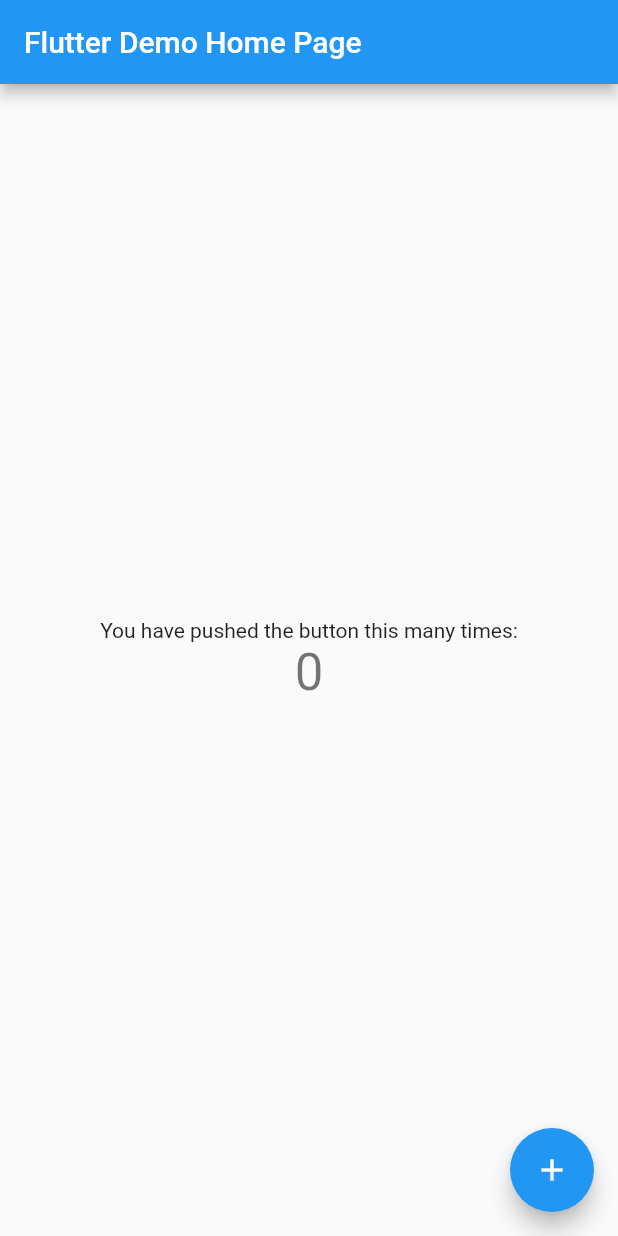
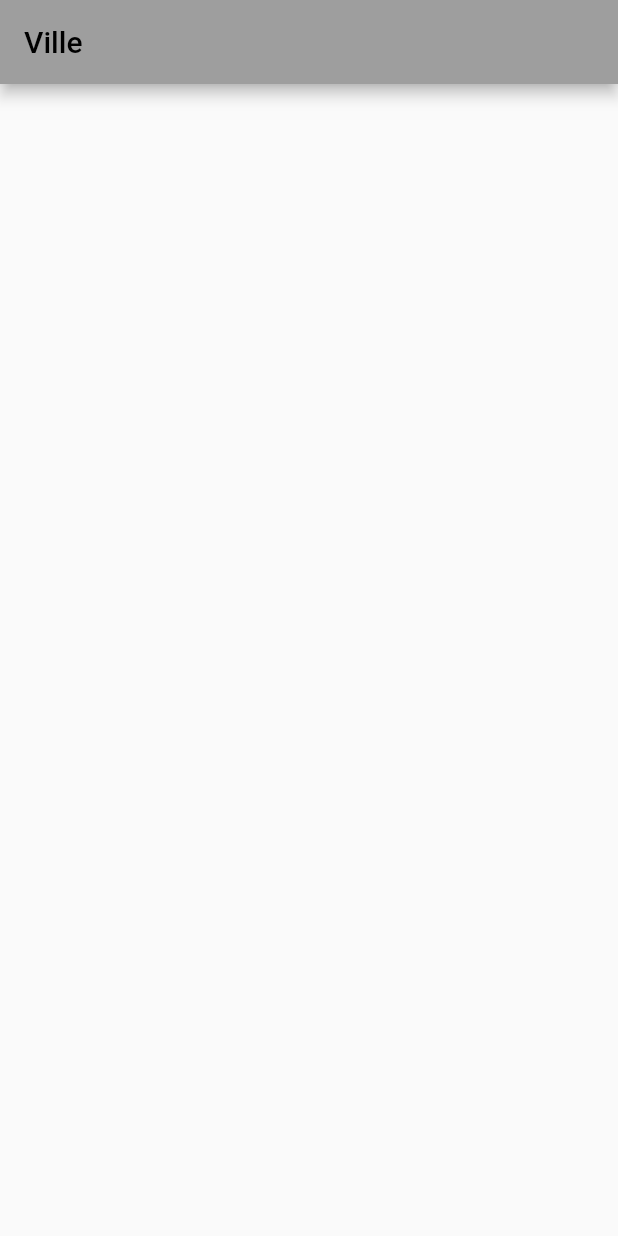
Before and after one commit to FrasKc/MeteoR-Flutter, a Flutter app: the screen it shows after launch, on a phone screen of 412 x 824 dp. Run offline on Flutter 3.47's test engine with Material 2 defaults, Android fonts, the phone set to English and light mode, and no system bars.

Commit message:
feat:HomePage

```diff
--- a/lib/main.dart
+++ b/lib/main.dart
@@ -1,4 +1,5 @@
 import 'package:flutter/material.dart';
+import 'package:meteor/pages/home.dart';
 
 void main() {
   runApp(const MyApp());
@@ -7,40 +8,19 @@
 class MyApp extends StatelessWidget {
   const MyApp({Key? key}) : super(key: key);
 
-  // This widget is the root of your application.
   @override
   Widget build(BuildContext context) {
     return MaterialApp(
-      title: 'Flutter Demo',
-      theme: ThemeData(
-        // This is the theme of your application.
-        //
-        // Try running your application with "flutter run". You'll see the
-        // application has a blue toolbar. Then, without quitting the app, try
-        // changing the primarySwatch below to Colors.green and then invoke
-        // "hot reload" (press "r" in the console where you ran "flutter run",
-        // or simply save your changes to "hot reload" in a Flutter IDE).
-        // Notice that the counter didn't reset back to zero; the application
-        // is not restarted.
-        primarySwatch: Colors.blue,
-      ),
-      home: const MyHomePage(title: 'Flutter Demo Home Page'),
+      debugShowCheckedModeBanner: false,
+      title: 'MeteoR',
+      theme: ThemeData(primarySwatch: Colors.grey, primaryColor: Colors.white),
+      home: const HomePage(),
     );
   }
 }
 
 class MyHomePage extends StatefulWidget {
   const MyHomePage({Key? key, required this.title}) : super(key: key);
-
-  // This widget is the home page of your application. It is stateful, meaning
-  // that it has a State object (defined below) that contains fields that affect
-  // how it looks.
-
-  // This class is the configuration for the state. It holds the values (in this
-  // case the title) provided by the parent (in this case the App widget) and
-  // used by the build method of the State. Fields in a Widget subclass are
-  // always marked "final".
-
   final String title;
 
   @override
@@ -48,68 +28,17 @@
 }
 
 class _MyHomePageState extends State<MyHomePage> {
-  int _counter = 0;
-
-  void _incrementCounter() {
-    setState(() {
-      // This call to setState tells the Flutter framework that something has
-      // changed in this State, which causes it to rerun the build method below
-      // so that the display can reflect the updated values. If we changed
-      // _counter without calling setState(), then the build method would not be
-      // called again, and so nothing would appear to happen.
-      _counter++;
-    });
-  }
-
   @override
   Widget build(BuildContext context) {
-    // This method is rerun every time setState is called, for instance as done
-    // by the _incrementCounter method above.
-    //
-    // The Flutter framework has been optimized to make rerunning build methods
-    // fast, so that you can just rebuild anything that needs updating rather
-    // than having to individually change instances of widgets.
     return Scaffold(
       appBar: AppBar(
-        // Here we take the value from the MyHomePage object that was created by
-        // the App.build method, and use it to set our appbar title.
         title: Text(widget.title),
       ),
       body: Center(
-        // Center is a layout widget. It takes a single child and positions it
-        // in the middle of the parent.
         child: Column(
-          // Column is also a layout widget. It takes a list of children and
-          // arranges them vertically. By default, it sizes itself to fit its
-          // children horizontally, and tries to be as tall as its parent.
-          //
-          // Invoke "debug painting" (press "p" in the console, choose the
-          // "Toggle Debug Paint" action from the Flutter Inspector in Android
-          // Studio, or the "Toggle Debug Paint" command in Visual Studio Code)
-          // to see the wireframe for each widget.
-          //
-          // Column has various properties to control how it sizes itself and
-          // how it positions its children. Here we use mainAxisAlignment to
-          // center the children vertically; the main axis here is the vertical
-          // axis because Columns are vertical (the cross axis would be
-          // horizontal).
           mainAxisAlignment: MainAxisAlignment.center,
-          children: <Widget>[
-            const Text(
-              'You have pushed the button this many times:',
-            ),
-            Text(
-              '$_counter',
-              style: Theme.of(context).textTheme.headline4,
-            ),
-          ],
         ),
       ),
-      floatingActionButton: FloatingActionButton(
-        onPressed: _incrementCounter,
-        tooltip: 'Increment',
-        child: const Icon(Icons.add),
-      ), // This trailing comma makes auto-formatting nicer for build methods.
     );
   }
 }
--- /dev/null
+++ b/lib/pages/home.dart
@@ -0,0 +1,22 @@
+import 'package:flutter/material.dart';
+
+class HomePage extends StatefulWidget {
+  const HomePage({Key? key}) : super(key: key);
+
+  @override
+  State<HomePage> createState() => _HomePageState();
+}
+
+class _HomePageState extends State<HomePage> {
+  @override
+  Widget build(BuildContext context) {
+    return Scaffold(
+        appBar: AppBar(
+          title: Text("Ville"),
+        ),
+        body: Center(
+            child: Column(
+          mainAxisAlignment: MainAxisAlignment.center,
+        )));
+  }
+}
```
Also changed, not shown: pubspec.lock, 166 other files.
